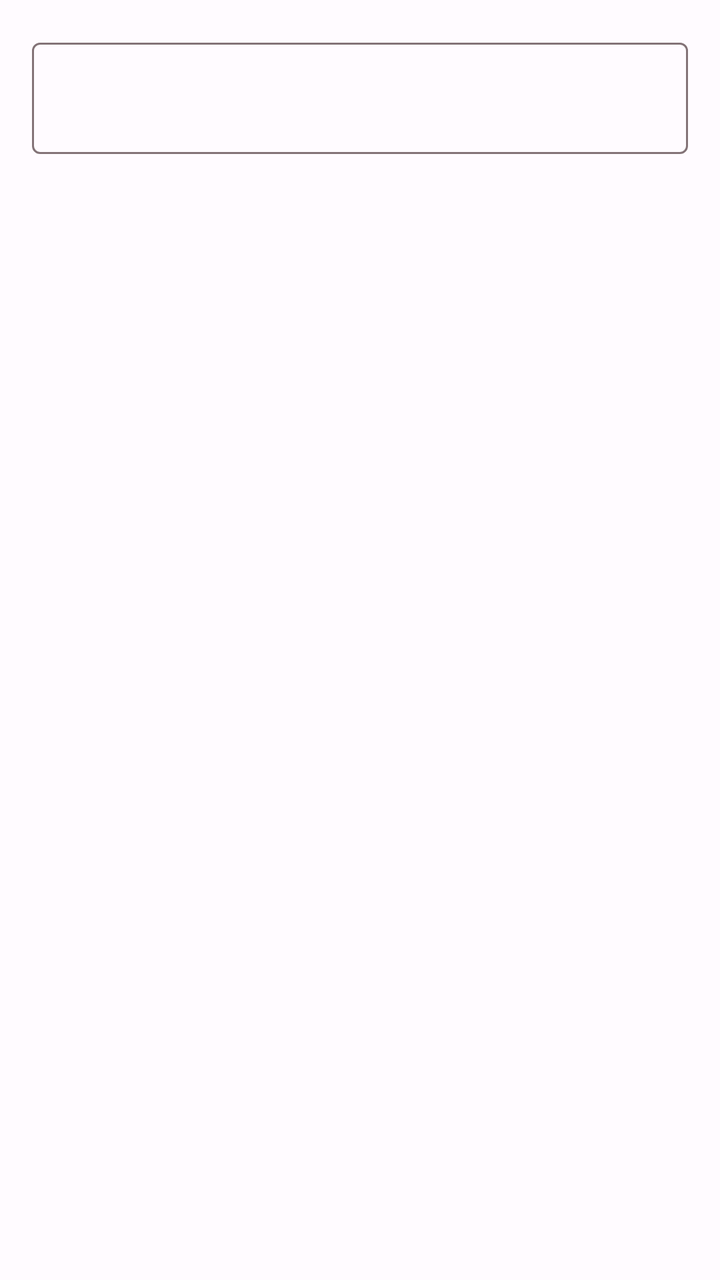
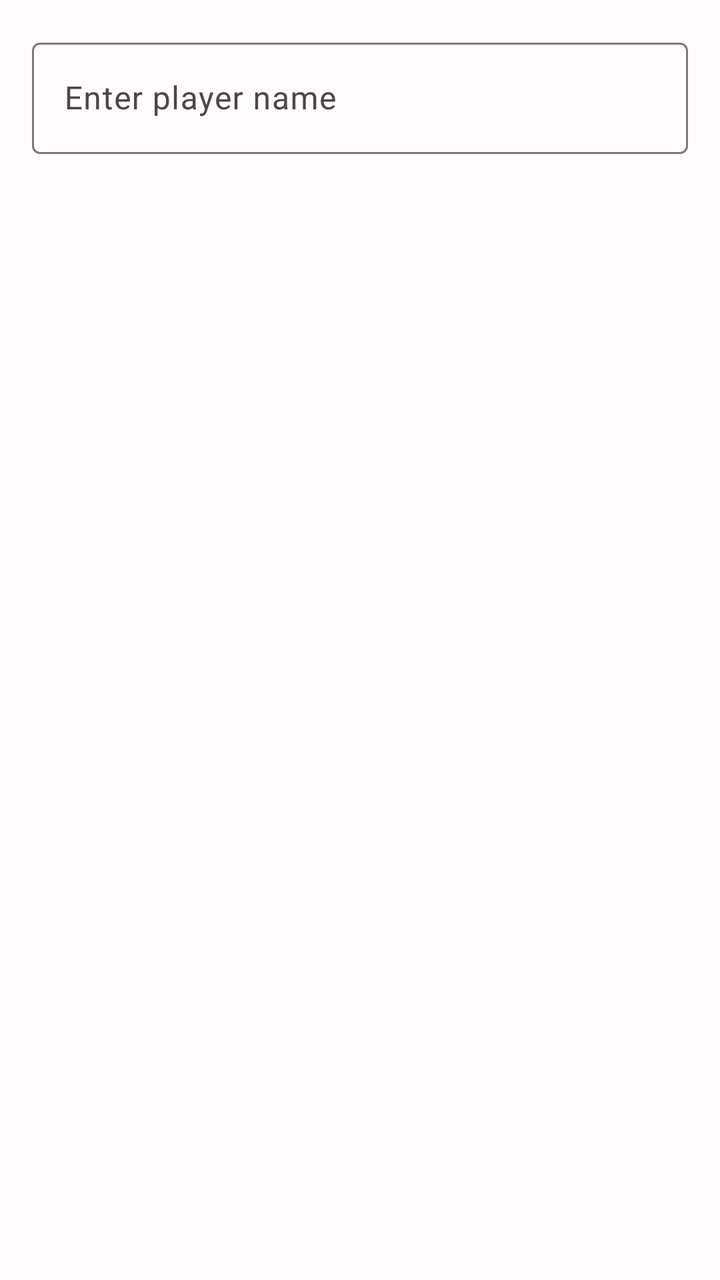

Before-and-after screenshots of an Android layout around one commit, followed by the original layout XML and the change that was made.
<!-- AndroidManifest.xml: application theme Theme.LifestyleScoringApp -->
<!-- res/layout/dialog_txt_add_player.xml -->
<?xml version="1.0" encoding="utf-8"?>
<FrameLayout
    xmlns:android="http://schemas.android.com/apk/res/android"
    xmlns:app="http://schemas.android.com/apk/res-auto"
    android:layout_width="match_parent"
    android:layout_height="wrap_content"
    android:paddingTop="16dp"
    android:paddingStart="16dp"
    android:paddingEnd="16dp">

    <com.google.android.material.textfield.TextInputLayout
        android:id="@+id/text_input_layout"
        android:layout_width="match_parent"
        android:layout_height="wrap_content">

        <com.google.android.material.textfield.TextInputEditText
            android:layout_width="match_parent"
            android:layout_height="wrap_content"
            android:id="@+id/edi_player_name"/>

    </com.google.android.material.textfield.TextInputLayout>

</FrameLayout>
<!-- resources referenced by this layout -->
<resources>
  <style name="Theme.LifestyleScoringApp" parent="Theme.Material3.Light.NoActionBar">
          <item name="colorPrimary">@color/md_theme_light_primary</item>
          <item name="colorOnPrimary">@color/md_theme_light_onPrimary</item>
          <item name="colorPrimaryContainer">@color/md_theme_light_primaryContainer</item>
          <item name="colorOnPrimaryContainer">@color/md_theme_light_onPrimaryContainer</item>
          <item name="colorSecondary">@color/md_theme_light_secondary</item>
          <item name="colorOnSecondary">@color/md_theme_light_onSecondary</item>
          <item name="colorSecondaryContainer">@color/md_theme_light_secondaryContainer</item>
          <item name="colorOnSecondaryContainer">@color/md_theme_light_onSecondaryContainer</item>
          <item name="colorTertiary">@color/md_theme_light_tertiary</item>
          <item name="colorOnTertiary">@color/md_theme_light_onTertiary</item>
          <item name="colorTertiaryContainer">@color/md_theme_light_tertiaryContainer</item>
          <item name="colorOnTertiaryContainer">@color/md_theme_light_onTertiaryContainer</item>
          <item name="colorError">@color/md_theme_light_error</item>
          <item name="colorErrorContainer">@color/md_theme_light_errorContainer</item>
          <item name="colorOnError">@color/md_theme_light_onError</item>
          <item name="colorOnErrorContainer">@color/md_theme_light_onErrorContainer</item>
          <item name="android:colorBackground">@color/md_theme_light_background</item>
          <item name="colorOnBackground">@color/md_theme_light_onBackground</item>
          <item name="colorSurface">@color/md_theme_light_surface</item>
          <item name="colorOnSurface">@color/md_theme_light_onSurface</item>
          <item name="colorSurfaceVariant">@color/md_theme_light_surfaceVariant</item>
          <item name="colorOnSurfaceVariant">@color/md_theme_light_onSurfaceVariant</item>
          <item name="colorOutline">@color/md_theme_light_outline</item>
          <item name="colorOnSurfaceInverse">@color/md_theme_light_inverseOnSurface</item>
          <item name="colorSurfaceInverse">@color/md_theme_light_inverseSurface</item>
          <item name="colorPrimaryInverse">@color/md_theme_light_inversePrimary</item>
  
          <item name="android:textColorSecondary">?colorOnPrimary</item>
      </style>
  <color name="md_theme_light_primary">#984061</color>
  <color name="md_theme_light_onPrimary">#FFFFFF</color>
  <color name="md_theme_light_primaryContainer">#FFD9E2</color>
  <color name="md_theme_light_secondary">#74565F</color>
  <color name="md_theme_light_onSecondary">#FFFFFF</color>
  <color name="md_theme_light_secondaryContainer">#FFD9E2</color>
  <color name="md_theme_light_tertiary">#7C5635</color>
  <color name="md_theme_light_onTertiary">#FFFFFF</color>
  <color name="md_theme_light_tertiaryContainer">#FFDCC2</color>
  <color name="md_theme_light_error">#BA1A1A</color>
  <color name="md_theme_light_errorContainer">#FFDAD6</color>
  <color name="md_theme_light_onError">#FFFFFF</color>
  <color name="md_theme_light_onErrorContainer">#410002</color>
  <color name="md_theme_light_background">#FFFBFF</color>
  <color name="md_theme_light_onBackground">#201A1B</color>
  <color name="md_theme_light_surface">#FFFBFF</color>
  <color name="md_theme_light_onSurface">#201A1B</color>
  <color name="md_theme_light_surfaceVariant">#F2DDE2</color>
  <color name="md_theme_light_onSurfaceVariant">#514347</color>
  <color name="md_theme_light_outline">#837377</color>
  <color name="md_theme_light_inverseOnSurface">#FAEEEF</color>
  <color name="md_theme_light_inverseSurface">#352F30</color>
  <color name="md_theme_light_inversePrimary">#FFB0C8</color>
  <!-- unchanged entries left out for length: 3 -->
</resources>

<!-- the commit's change to res/layout/dialog_txt_add_player.xml (unified diff, before → after) -->
@@ -11,12 +11,16 @@
     <com.google.android.material.textfield.TextInputLayout
         android:id="@+id/text_input_layout"
         android:layout_width="match_parent"
-        android:layout_height="wrap_content">
+        android:layout_height="wrap_content"
+        android:hint="@string/enter_player_name">
 
         <com.google.android.material.textfield.TextInputEditText
             android:layout_width="match_parent"
             android:layout_height="wrap_content"
-            android:id="@+id/edi_player_name"/>
+            android:id="@+id/edi_player_name"
+            android:inputType="textCapWords"
+            android:imeOptions="actionDone"
+            android:maxLines="1" />
 
     </com.google.android.material.textfield.TextInputLayout>
 
<!-- resource entries referenced after the edit -->
@@ -1,6 +1,8 @@
 <!-- resources referenced by this layout -->
 <resources>
-  <style name="Theme.LifestyleScoringApp" parent="Theme.Material3.Light.NoActionBar">
+  <string name="enter_player_name">Enter player name</string>
+  <style name="Theme.LifestyleScoringApp" parent="Base.Theme.LifestyleScoringApp" />
+  <style name="Base.Theme.LifestyleScoringApp" parent="Theme.Material3.Light.NoActionBar">
           <item name="colorPrimary">@color/md_theme_light_primary</item>
           <item name="colorOnPrimary">@color/md_theme_light_onPrimary</item>
           <item name="colorPrimaryContainer">@color/md_theme_light_primaryContainer</item>
@@ -27,8 +29,9 @@
           <item name="colorOnSurfaceInverse">@color/md_theme_light_inverseOnSurface</item>
           <item name="colorSurfaceInverse">@color/md_theme_light_inverseSurface</item>
           <item name="colorPrimaryInverse">@color/md_theme_light_inversePrimary</item>
-  
-          <item name="android:textColorSecondary">?colorOnPrimary</item>
+          <item name="android:statusBarColor">@color/md_theme_light_surface</item>
+          <item name="android:navigationBarColor">@color/md_theme_light_surface</item>
+          <item name="android:windowLightStatusBar">true</item>
       </style>
   <color name="md_theme_light_primary">#984061</color>
   <color name="md_theme_light_onPrimary">#FFFFFF</color>
